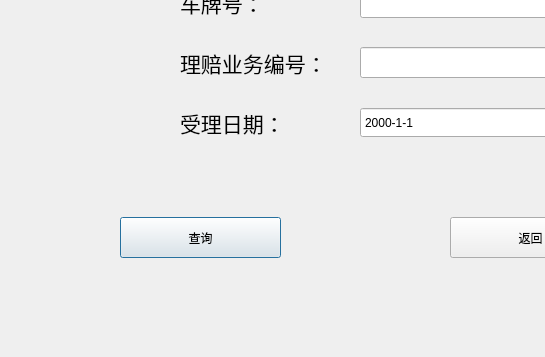
First picture: the form in claimsearchdialog.ui, repository Vaskka/DR_Projects, before the edit; both pictures show x 0 to 545 and y 203 to 560 of the 738 by 560 pixel window.
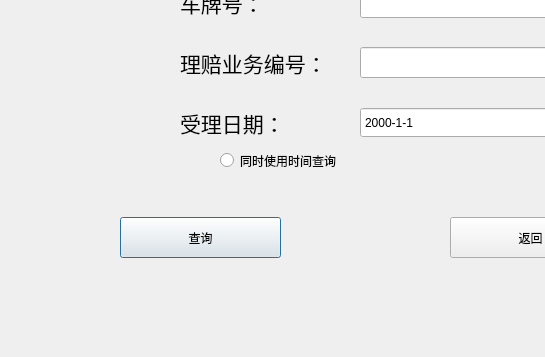
Second picture: the form after the edit.

Patch:
```diff
--- a/claimsearchdialog.ui
+++ b/claimsearchdialog.ui
@@ -144,6 +144,19 @@
     <string>yyyy-M-d</string>
    </property>
   </widget>
+  <widget class="QRadioButton" name="Main_Dateable">
+   <property name="geometry">
+    <rect>
+     <x>220</x>
+     <y>350</y>
+     <width>171</width>
+     <height>27</height>
+    </rect>
+   </property>
+   <property name="text">
+    <string>同时使用时间查询</string>
+   </property>
+  </widget>
  </widget>
  <resources/>
  <connections/>
```
Left out of the diff: 9 changed lines with no effect on the pictures.
